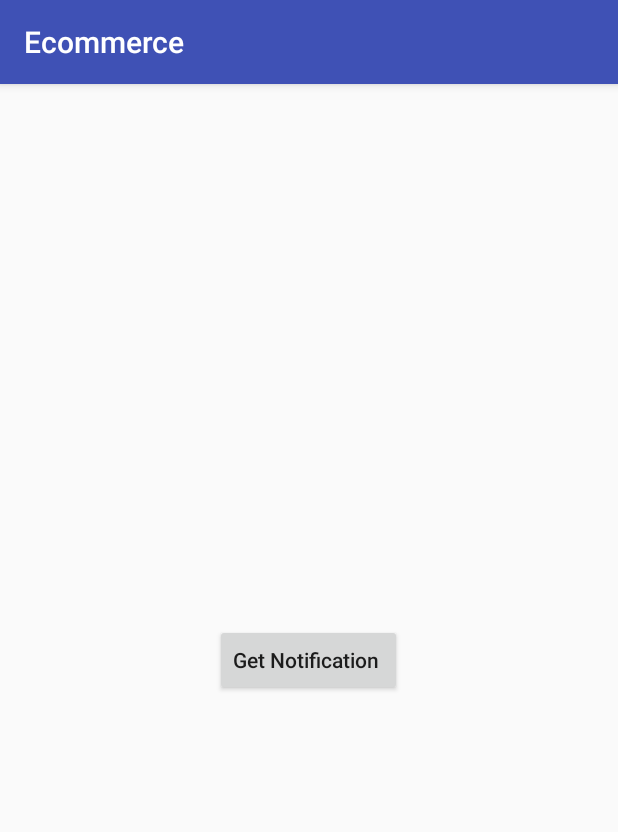
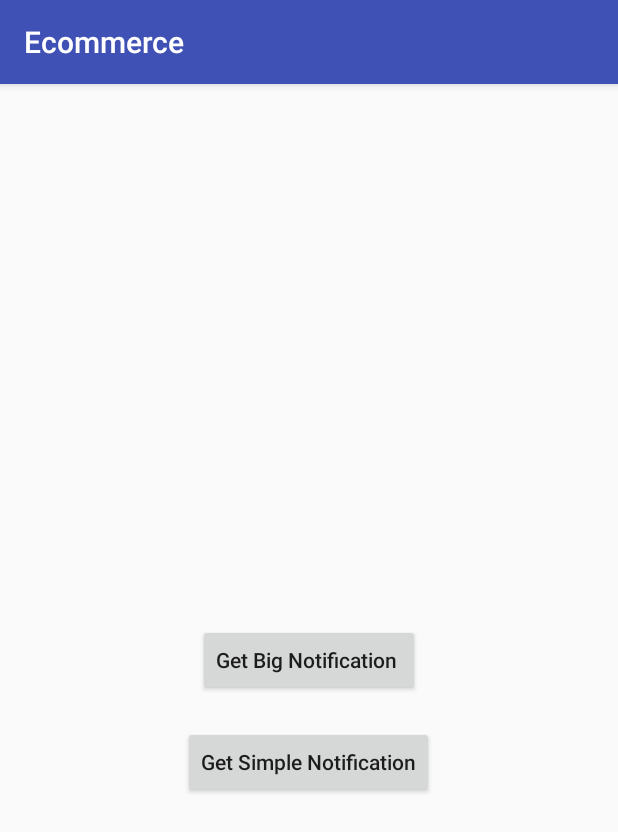
Before and after one commit to utkarsh211/Ecommerce, an Android app: the screen it shows after launch (sampleNotification), on a phone screen of 412 x 824 dp. Shown: the top 832 px of the screen. Run offline under Robolectric (Android 15) with nearby library versions, the phone set to English and light mode, and no system bars.

Commit message:
Added the code for both the simple notification and the expanded notification with the image fetched from the web.

```diff
--- a/app/src/main/java/com/example/utkar/ecommerce/sampleNotification.java
+++ b/app/src/main/java/com/example/utkar/ecommerce/sampleNotification.java
@@ -33,8 +33,7 @@ public class sampleNotification extends AppCompatActivity {
         super.onCreate(savedInstanceState);
         setContentView(R.layout.get_notification);
         button=findViewById(R.id.notify_btn);
-        img=findViewById(R.id.imageView);
-        img.setVisibility(View.INVISIBLE);
+
         new GetImageFromURL(img).execute(URLIMAGE);
 
         button.setOnClickListener(new View.OnClickListener() {
@@ -61,6 +60,23 @@ public class sampleNotification extends AppCompatActivity {
 
             }
         });
+        Button simpleButton= findViewById(R.id.simple_btn);
+        simpleButton.setOnClickListener(new View.OnClickListener() {
+            @Override
+            public void onClick(View v) {
+                NotificationCompat.BigTextStyle bigTextStyle=new NotificationCompat.BigTextStyle();
+                bigTextStyle.bigText("Avail 50% off on purchases of  INR 5000 or more! Offer valid only for new users! Rush to the online store NOW!!")
+                        .setBigContentTitle("LIMITED OFFER, FLAT 50% OFF!!!")
+                        .setSummaryText("P.S- Extra 10% off on HDFC debit cards");
+                NotificationCompat.Builder mbuilder= new NotificationCompat.Builder(getApplicationContext())
+                .setSmallIcon(R.drawable.user_icon)
+                        .setStyle(bigTextStyle);
+                NotificationManager notificationManager=(NotificationManager)getSystemService(NOTIFICATION_SERVICE);
+                notificationManager.notify(0,mbuilder.build());
+
+
+            }
+        });
 
     }
     public class GetImageFromURL extends AsyncTask<String,Void,Bitmap>{
@@ -83,8 +99,7 @@ public class sampleNotification extends AppCompatActivity {
         }
         @Override
         protected void onPostExecute(Bitmap bitmap){
-            super.onPostExecute(bitmap);
-            imgV.setImageBitmap(bitmap);
+
 
         }
     }
--- a/app/src/main/res/layout/get_notification.xml
+++ b/app/src/main/res/layout/get_notification.xml
@@ -11,15 +11,18 @@
         android:layout_height="wrap_content"
         android:layout_centerHorizontal="true"
         android:layout_centerVertical="true"
-        android:text="Get Notification "
+        android:text="Get Big Notification "
         android:textAllCaps="false" />
-    <ImageView
-        android:layout_marginTop="30dp"
-        android:layout_gravity="center_horizontal"
-        android:id="@+id/imageView"
+    <Button
+        android:id="@+id/simple_btn"
+        android:layout_width="wrap_content"
+        android:layout_height="wrap_content"
         android:layout_below="@+id/notify_btn"
-        android:layout_width="wrap_content"
-        android:layout_height="wrap_content" />
+        android:layout_centerHorizontal="true"
+        android:layout_marginTop="20dp"
+        android:text="Get Simple Notification"
+        android:textAllCaps="false"/>
+
 
 
 
```
Also changed, not shown: app/src/main/res/layout/url_image.xml (deleted, +0 -9 lines).
